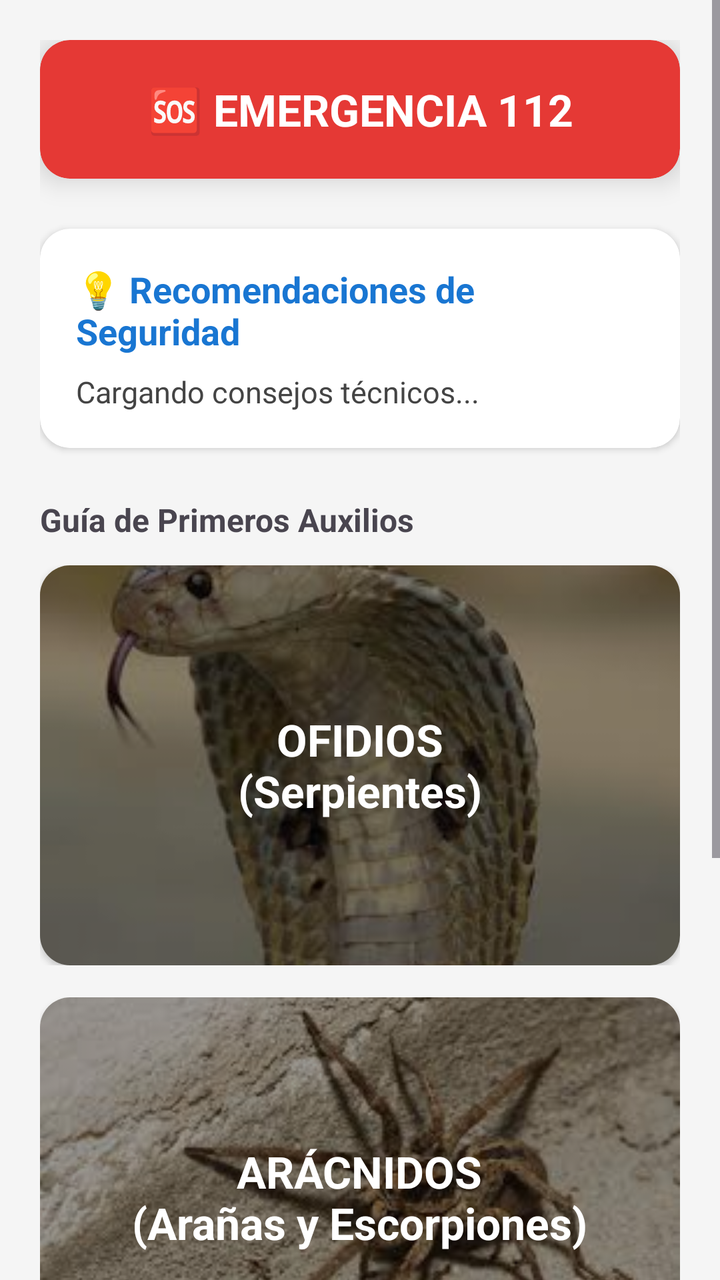
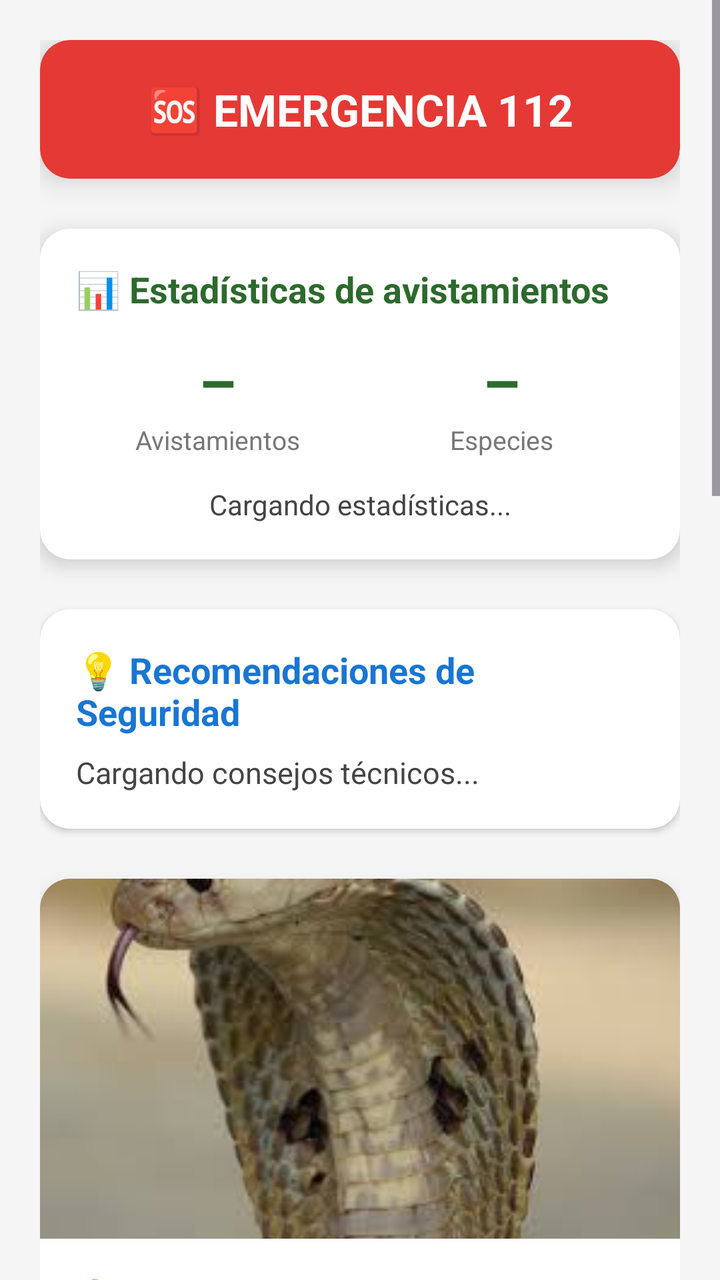

The first picture is an Android layout as it rendered before a commit; the second is the same layout after the commit. The layout source and the unified diff follow.
<!-- AndroidManifest.xml: application theme Theme.AppVenenos -->
<!-- res/layout/pagina_inicio.xml -->
<?xml version="1.0" encoding="utf-8"?>
<ScrollView xmlns:android="http://schemas.android.com/apk/res/android"
    xmlns:app="http://schemas.android.com/apk/res-auto"
    android:layout_width="match_parent"
    android:layout_height="match_parent"
    android:background="#F5F5F5">

    <LinearLayout
        android:layout_width="match_parent"
        android:layout_height="wrap_content"
        android:orientation="vertical"
        android:padding="20dp">

        <androidx.cardview.widget.CardView
            android:id="@+id/cardPanico"
            android:layout_width="match_parent"
            android:layout_height="wrap_content"
            app:cardCornerRadius="15dp"
            app:cardElevation="8dp"
            app:cardBackgroundColor="#E53935"
            android:layout_marginBottom="25dp">
            <TextView
                android:layout_width="match_parent"
                android:layout_height="wrap_content"
                android:text="🆘 EMERGENCIA 112"
                android:textColor="#FFFFFF"
                android:textSize="22sp"
                android:textStyle="bold"
                android:padding="20dp"
                android:gravity="center" />
        </androidx.cardview.widget.CardView>

        <androidx.cardview.widget.CardView
            android:layout_width="match_parent"
            android:layout_height="wrap_content"
            app:cardCornerRadius="15dp"
            app:cardBackgroundColor="#FFFFFF"
            android:layout_marginBottom="25dp">
            <LinearLayout
                android:layout_width="match_parent"
                android:layout_height="wrap_content"
                android:orientation="vertical"
                android:padding="18dp">
                <TextView
                    android:layout_width="wrap_content"
                    android:layout_height="wrap_content"
                    android:text="💡 Recomendaciones de Seguridad"
                    android:textColor="#1976D2"
                    android:textSize="18sp"
                    android:textStyle="bold" />
                <TextView
                    android:id="@+id/txtConsejoCuerpo"
                    android:layout_width="match_parent"
                    android:layout_height="wrap_content"
                    android:text="Cargando consejos técnicos..."
                    android:textColor="#444444"
                    android:textSize="15sp"
                    android:lineSpacingExtra="4dp"
                    android:layout_marginTop="8dp" />
            </LinearLayout>
        </androidx.cardview.widget.CardView>

        <TextView
            android:layout_width="wrap_content"
            android:layout_height="wrap_content"
            android:text="Guía de Primeros Auxilios"
            android:textStyle="bold"
            android:textSize="16sp"
            android:layout_marginBottom="12dp" />

        <FrameLayout android:id="@+id/containerSerpiente" android:layout_width="match_parent" android:layout_height="200dp" android:layout_marginBottom="16dp">
            <include layout="@layout/item_card_back" android:id="@+id/layoutBackSerpiente" />
            <androidx.cardview.widget.CardView android:id="@+id/cardFrontSerpiente" android:layout_width="match_parent" android:layout_height="match_parent" app:cardCornerRadius="15dp">
                <RelativeLayout android:layout_width="match_parent" android:layout_height="match_parent">
                    <ImageView android:id="@+id/imgSerpiente" android:layout_width="match_parent" android:layout_height="match_parent" android:scaleType="centerCrop" android:src="@drawable/serpiente" />
                    <View android:layout_width="match_parent" android:layout_height="match_parent" android:background="#66000000" />
                    <TextView android:layout_width="wrap_content" android:layout_height="wrap_content" android:text="OFIDIOS\n(Serpientes)" android:textColor="#FFFFFF" android:textStyle="bold" android:textSize="22sp" android:layout_centerInParent="true" android:gravity="center"/>
                </RelativeLayout>
            </androidx.cardview.widget.CardView>
        </FrameLayout>

        <FrameLayout android:id="@+id/containerArana" android:layout_width="match_parent" android:layout_height="200dp" android:layout_marginBottom="16dp">
            <include layout="@layout/item_card_back" android:id="@+id/layoutBackArana" />
            <androidx.cardview.widget.CardView android:id="@+id/cardFrontArana" android:layout_width="match_parent" android:layout_height="match_parent" app:cardCornerRadius="15dp">
                <RelativeLayout android:layout_width="match_parent" android:layout_height="match_parent">
                    <ImageView android:id="@+id/imgArana" android:layout_width="match_parent" android:layout_height="match_parent" android:scaleType="centerCrop" android:src="@drawable/arana" />
                    <View android:layout_width="match_parent" android:layout_height="match_parent" android:background="#66000000" />
                    <TextView android:layout_width="wrap_content" android:layout_height="wrap_content" android:text="ARÁCNIDOS\n(Arañas y Escorpiones)" android:textColor="#FFFFFF" android:textStyle="bold" android:textSize="22sp" android:layout_centerInParent="true" android:gravity="center"/>
                </RelativeLayout>
            </androidx.cardview.widget.CardView>
        </FrameLayout>

        <FrameLayout android:id="@+id/containerAvispa" android:layout_width="match_parent" android:layout_height="200dp" android:layout_marginBottom="20dp">
            <include layout="@layout/item_card_back" android:id="@+id/layoutBackAvispa" />
            <androidx.cardview.widget.CardView android:id="@+id/cardFrontAvispa" android:layout_width="match_parent" android:layout_height="match_parent" app:cardCornerRadius="15dp">
                <RelativeLayout android:layout_width="match_parent" android:layout_height="match_parent">
                    <ImageView android:id="@+id/imgAvispa" android:layout_width="match_parent" android:layout_height="match_parent" android:scaleType="centerCrop" android:src="@drawable/abeja" />
                    <View android:layout_width="match_parent" android:layout_height="match_parent" android:background="#66000000" />
                    <TextView android:layout_width="wrap_content" android:layout_height="wrap_content" android:text="HIMENÓPTEROS\n(Abejas y Avispas)" android:textColor="#FFFFFF" android:textStyle="bold" android:textSize="22sp" android:layout_centerInParent="true" android:gravity="center"/>
                </RelativeLayout>
            </androidx.cardview.widget.CardView>
        </FrameLayout>

    </LinearLayout>
</ScrollView>
<!-- res/layout/item_card_back.xml (included above) -->
<?xml version="1.0" encoding="utf-8"?>
<androidx.cardview.widget.CardView xmlns:android="http://schemas.android.com/apk/res/android"
    xmlns:app="http://schemas.android.com/apk/res-auto"
    android:layout_width="match_parent"
    android:layout_height="match_parent"
    app:cardCornerRadius="15dp"
    app:cardBackgroundColor="#FFFFFF"
    android:alpha="0"> <LinearLayout
    android:layout_width="match_parent"
    android:layout_height="match_parent"
    android:orientation="vertical"
    android:gravity="center"
    android:padding="16dp">

    <TextView
        android:id="@+id/txtTituloBack"
        android:layout_width="wrap_content"
        android:layout_height="wrap_content"
        android:text="Primeros Auxilios"
        android:textStyle="bold"
        android:textColor="#333333"
        android:textSize="18sp" />

    <TextView
        android:id="@+id/txtPasosBack"
        android:layout_width="wrap_content"
        android:layout_height="wrap_content"
        android:text="1. Calma\n2. Inmovilizar\n3. Llamar 112"
        android:layout_marginTop="8dp"
        android:gravity="center"
        android:textColor="#666666" />
</LinearLayout>
</androidx.cardview.widget.CardView>
<!-- resources referenced by this layout -->
<resources>
  <!-- drawable abeja: jpg bitmap (drawable, 9733 bytes) -->
  <!-- drawable arana: jpg bitmap (drawable, 12038 bytes) -->
  <!-- drawable serpiente: jpg bitmap (drawable, 6204 bytes) -->
  <style name="Theme.AppVenenos" parent="Base.Theme.AppVenenos" />
  <style name="Base.Theme.AppVenenos" parent="Theme.Material3.DayNight.NoActionBar">
          <item name="colorPrimary">#2D6A2D</item>
          <item name="colorPrimaryVariant">#1B4D1B</item>
          <item name="android:statusBarColor">#2D6A2D</item>
      </style>
</resources>

<!-- the commit's change to res/layout/pagina_inicio.xml (unified diff, before → after) -->
@@ -34,6 +34,7 @@
             android:layout_width="match_parent"
             android:layout_height="wrap_content"
             app:cardCornerRadius="15dp"
+            app:cardElevation="6dp"
             app:cardBackgroundColor="#FFFFFF"
             android:layout_marginBottom="25dp">
             <LinearLayout
@@ -44,6 +45,88 @@
                 <TextView
                     android:layout_width="wrap_content"
                     android:layout_height="wrap_content"
+                    android:text="📊 Estadísticas de avistamientos"
+                    android:textColor="#2D6A2D"
+                    android:textSize="18sp"
+                    android:textStyle="bold"
+                    android:layout_marginBottom="14dp" />
+
+                <LinearLayout
+                    android:layout_width="match_parent"
+                    android:layout_height="wrap_content"
+                    android:orientation="horizontal">
+
+                    <LinearLayout
+                        android:layout_width="0dp"
+                        android:layout_height="wrap_content"
+                        android:layout_weight="1"
+                        android:orientation="vertical"
+                        android:gravity="center">
+                        <TextView
+                            android:id="@+id/txtStatTotal"
+                            android:layout_width="wrap_content"
+                            android:layout_height="wrap_content"
+                            android:text="–"
+                            android:textColor="#2D6A2D"
+                            android:textSize="30sp"
+                            android:textStyle="bold" />
+                        <TextView
+                            android:layout_width="wrap_content"
+                            android:layout_height="wrap_content"
+                            android:text="Avistamientos"
+                            android:textColor="#777777"
+                            android:textSize="13sp" />
+                    </LinearLayout>
+
+                    <LinearLayout
+                        android:layout_width="0dp"
+                        android:layout_height="wrap_content"
+                        android:layout_weight="1"
+                        android:orientation="vertical"
+                        android:gravity="center">
+                        <TextView
+                            android:id="@+id/txtStatEspecies"
+                            android:layout_width="wrap_content"
+                            android:layout_height="wrap_content"
+                            android:text="–"
+                            android:textColor="#2D6A2D"
+                            android:textSize="30sp"
+                            android:textStyle="bold" />
+                        <TextView
+                            android:layout_width="wrap_content"
+                            android:layout_height="wrap_content"
+                            android:text="Especies"
+                            android:textColor="#777777"
+                            android:textSize="13sp" />
+                    </LinearLayout>
+                </LinearLayout>
+
+                <TextView
+                    android:id="@+id/txtStatUltimo"
+                    android:layout_width="match_parent"
+                    android:layout_height="wrap_content"
+                    android:text="Cargando estadísticas..."
+                    android:textColor="#444444"
+                    android:textSize="14sp"
+                    android:layout_marginTop="14dp"
+                    android:gravity="center" />
+            </LinearLayout>
+        </androidx.cardview.widget.CardView>
+
+        <androidx.cardview.widget.CardView
+            android:layout_width="match_parent"
+            android:layout_height="wrap_content"
+            app:cardCornerRadius="15dp"
+            app:cardBackgroundColor="#FFFFFF"
+            android:layout_marginBottom="25dp">
+            <LinearLayout
+                android:layout_width="match_parent"
+                android:layout_height="wrap_content"
+                android:orientation="vertical"
+                android:padding="18dp">
+                <TextView
+                    android:layout_width="wrap_content"
+                    android:layout_height="wrap_content"
                     android:text="💡 Recomendaciones de Seguridad"
                     android:textColor="#1976D2"
                     android:textSize="18sp"
@@ -57,6 +140,123 @@
                     android:textSize="15sp"
                     android:lineSpacingExtra="4dp"
                     android:layout_marginTop="8dp" />
+            </LinearLayout>
+        </androidx.cardview.widget.CardView>
+
+        <androidx.cardview.widget.CardView
+            android:layout_width="match_parent"
+            android:layout_height="wrap_content"
+            app:cardCornerRadius="15dp"
+            app:cardElevation="6dp"
+            app:cardBackgroundColor="#FFFFFF"
+            android:layout_marginBottom="25dp">
+            <LinearLayout
+                android:layout_width="match_parent"
+                android:layout_height="wrap_content"
+                android:orientation="vertical">
+
+                <ImageView
+                    android:id="@+id/imgAnimalDia"
+                    android:layout_width="match_parent"
+                    android:layout_height="180dp"
+                    android:scaleType="centerCrop"
+                    android:src="@drawable/serpiente" />
+
+                <LinearLayout
+                    android:layout_width="match_parent"
+                    android:layout_height="wrap_content"
+                    android:orientation="vertical"
+                    android:padding="18dp">
+
+                    <TextView
+                        android:layout_width="wrap_content"
+                        android:layout_height="wrap_content"
+                        android:text="🦂 Animal del día"
+                        android:textColor="#2D6A2D"
+                        android:textSize="14sp"
+                        android:textStyle="bold" />
+
+                    <TextView
+                        android:id="@+id/txtNombreDia"
+                        android:layout_width="wrap_content"
+                        android:layout_height="wrap_content"
+                        android:text="—"
+                        android:textColor="#222222"
+                        android:textSize="22sp"
+                        android:textStyle="bold"
+                        android:layout_marginTop="4dp" />
+
+                    <TextView
+                        android:id="@+id/txtCientificoDia"
+                        android:layout_width="wrap_content"
+                        android:layout_height="wrap_content"
+                        android:text="—"
+                        android:textColor="#888888"
+                        android:textStyle="italic"
+                        android:textSize="14sp" />
+
+                    <TextView
+                        android:id="@+id/txtToxicidadDia"
+                        android:layout_width="wrap_content"
+                        android:layout_height="wrap_content"
+                        android:text="Toxicidad: —"
+                        android:textColor="#E53935"
+                        android:textStyle="bold"
+                        android:textSize="14sp"
+                        android:layout_marginTop="8dp" />
+
+                    <TextView
+                        android:id="@+id/txtDescripcionDia"
+                        android:layout_width="match_parent"
+                        android:layout_height="wrap_content"
+                        android:text=""
+                        android:textColor="#444444"
+                        android:textSize="14sp"
+                        android:lineSpacingExtra="3dp"
+                        android:layout_marginTop="10dp" />
+
+                    <TextView
+                        android:id="@+id/txtHabitatDia"
+                        android:layout_width="match_parent"
+                        android:layout_height="wrap_content"
+                        android:text=""
+                        android:textColor="#444444"
+                        android:textSize="14sp"
+                        android:lineSpacingExtra="3dp"
+                        android:layout_marginTop="10dp" />
+
+                    <TextView
+                        android:id="@+id/txtSintomasDia"
+                        android:layout_width="match_parent"
+                        android:layout_height="wrap_content"
+                        android:text=""
+                        android:textColor="#444444"
+                        android:textSize="14sp"
+                        android:lineSpacingExtra="3dp"
+                        android:layout_marginTop="10dp" />
+
+                    <TextView
+                        android:id="@+id/txtTratamientoDia"
+                        android:layout_width="match_parent"
+                        android:layout_height="wrap_content"
+                        android:text=""
+                        android:textColor="#444444"
+                        android:textSize="14sp"
+                        android:lineSpacingExtra="3dp"
+                        android:layout_marginTop="10dp" />
+
+                    <TextView
+                        android:id="@+id/txtCuriosidadDia"
+                        android:layout_width="match_parent"
+                        android:layout_height="wrap_content"
+                        android:text=""
+                        android:textColor="#1976D2"
+                        android:textSize="14sp"
+                        android:lineSpacingExtra="3dp"
+                        android:layout_marginTop="12dp"
+                        android:background="#F0F6FF"
+                        android:padding="10dp" />
+                </LinearLayout>
             </LinearLayout>
         </androidx.cardview.widget.CardView>
 
